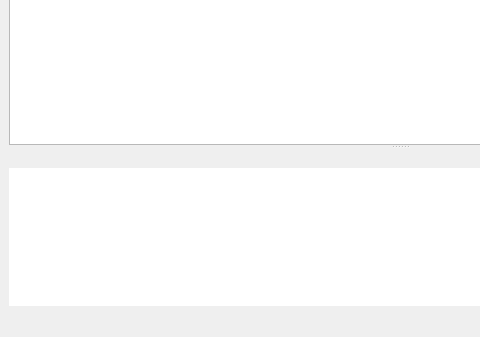
Old version of the form SwarmIntelligence/Forms/MainWindowUI.ui in the repository SKNmain/SwarmIntelligence; both pictures show x 0 to 480 and y 263 to 600 of the 800 by 600 pixel window.
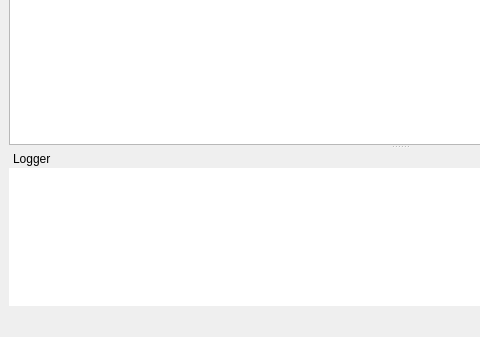
New version of the form. Custom widgets are drawn as their Qt base class.

```diff
--- a/SwarmIntelligence/Forms/MainWindowUI.ui
+++ b/SwarmIntelligence/Forms/MainWindowUI.ui
@@ -31,6 +31,15 @@
          <verstretch>0</verstretch>
         </sizepolicy>
        </property>
+       <property name="floating">
+        <bool>false</bool>
+       </property>
+       <property name="features">
+        <set>QDockWidget::AllDockWidgetFeatures</set>
+       </property>
+       <property name="windowTitle">
+        <string>Logger</string>
+       </property>
        <widget class="QWidget" name="dockWidgetContents">
         <property name="sizePolicy">
          <sizepolicy hsizetype="Preferred" vsizetype="Preferred">
```
